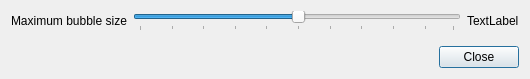
Above: ui_components/bubblechartproperties.ui from aakrosh/marva before the change. Below: the same form after it.
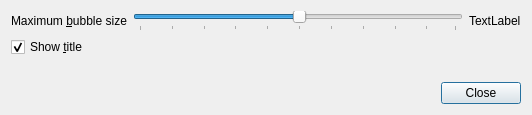
That is the form after the change.

What changed in the file:
```diff
--- a/ui_components/bubblechartproperties.ui
+++ b/ui_components/bubblechartproperties.ui
@@ -6,8 +6,8 @@
    <rect>
     <x>0</x>
     <y>0</y>
-    <width>530</width>
-    <height>79</height>
+    <width>532</width>
+    <height>115</height>
    </rect>
   </property>
   <property name="windowTitle">
@@ -22,7 +22,10 @@
      <item>
       <widget class="QLabel" name="label">
        <property name="text">
-        <string>Maximum bubble size</string>
+        <string>Maximum &amp;bubble size</string>
+       </property>
+       <property name="buddy">
+        <cstring>horizontalSlider</cstring>
        </property>
       </widget>
      </item>
@@ -51,6 +54,16 @@
      </item>
     </layout>
    </item>
+   <item>
+    <widget class="QCheckBox" name="cbShowTitle">
+     <property name="text">
+      <string>Show &amp;title</string>
+     </property>
+     <property name="checked">
+      <bool>true</bool>
+     </property>
+    </widget>
+   </item>
    <item>
     <spacer name="verticalSpacer">
      <property name="orientation">
```
Left out of the diff: 8 changed lines with no effect on the pictures.
